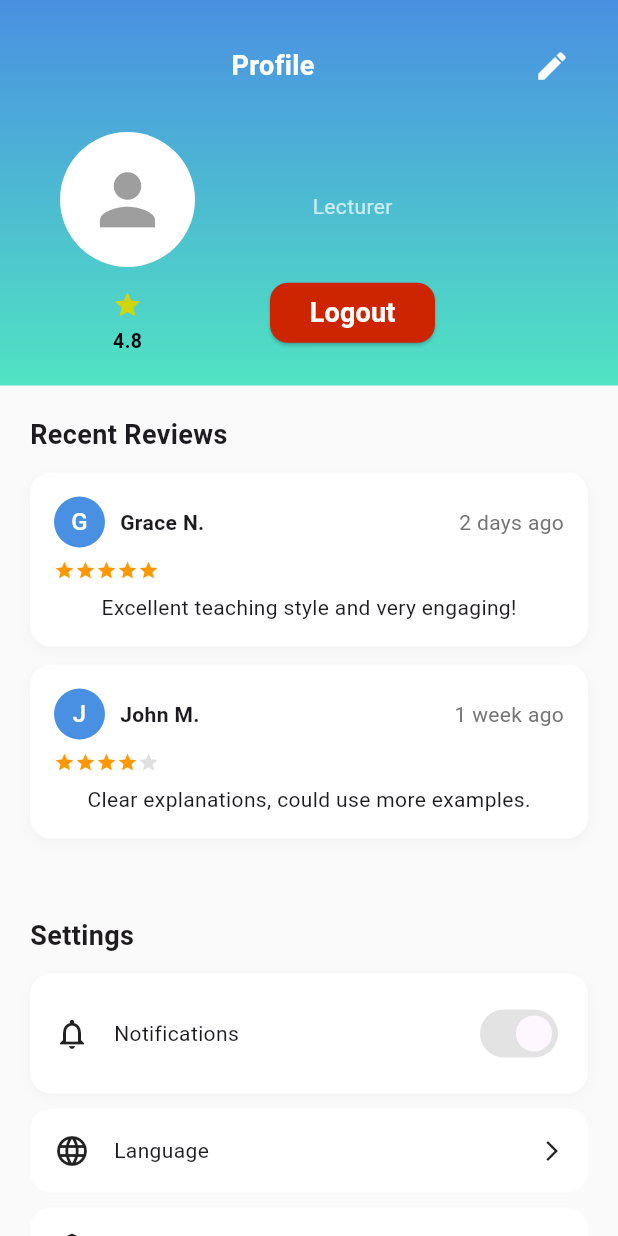
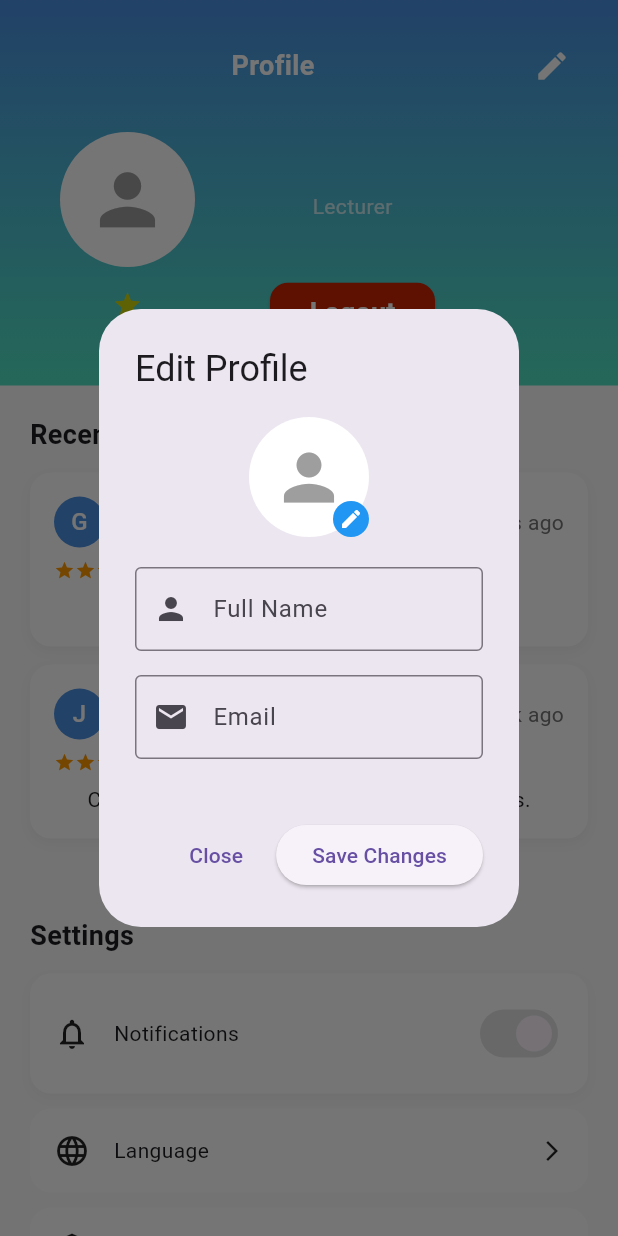
Before and after one commit to Sharif2138/ClassBizz-app, a Flutter app: the LecturerProfileScreen screen opened directly, after a tap on the "edit" icon, on a phone screen of 412 x 824 dp. Run offline on Flutter 3.47's test engine with Material 3 defaults, Android fonts, the phone set to English and light mode, and no system bars; our stand-ins replace cloud_firestore, firebase_auth, firebase_core; accounts and stored records are empty; network calls fail.

Commit message:
lecturere dashboard is fully functional and Edit profile is up and running

```diff
--- a/lib/main.dart
+++ b/lib/main.dart
@@ -52,7 +52,7 @@ class ClassBizzApp extends StatelessWidget {
         '/lecturer/dashboard': (context) => const LecturerDashboardScreen(),
         '/login': (context) => const LoginScreen(),
         '/signup': (context) => const SignUpScreen(),
-        '/email-verification': (context) => const EmailVerificationScreen(),
+        '/email-verification': (context) => EmailVerificationScreen(),
         '/shared/leaderboard': (context) => const LeaderboardScreen(),
 
       },
@@ -75,7 +75,7 @@ class AuthWrapper extends StatelessWidget {
       return const WelcomeScreen();
     } else {
       if (!auth.user!.emailVerified) {
-        return const EmailVerificationScreen();
+        return EmailVerificationScreen();
       } else {
         return FutureBuilder<DocumentSnapshot>(
           future: FirebaseFirestore.instance
--- a/lib/screens/lecturer/lecturer_profile_screen.dart
+++ b/lib/screens/lecturer/lecturer_profile_screen.dart
@@ -4,6 +4,7 @@ import 'package:provider/provider.dart';
 
 class LecturerProfileScreen extends StatelessWidget {
   const LecturerProfileScreen({super.key});
+
 
   @override
   Widget build(BuildContext context) {
@@ -42,7 +43,7 @@ class LecturerProfileScreen extends StatelessWidget {
                         ),
                         const Spacer(),
                         IconButton(
-                          onPressed: () {},
+                          onPressed: () => _editProfile(context, user),
                           icon: const Icon(Icons.edit, color: Colors.white),
                         ),
                       ],
@@ -104,18 +105,16 @@ class LecturerProfileScreen extends StatelessWidget {
                       width: 110,
                       height: 40,
                       child: ElevatedButton(
-                        onPressed: () {
-                          final AuthProvider auth = context
-                              .read<AuthProvider>();
-                          auth.signOut();
+                        onPressed: () => _showLogoutDialog(context),
+                          style: ElevatedButton.styleFrom(
+                            backgroundColor: const Color.fromARGB(255, 205, 36, 2
+                          ),
 
-                        },
-                        style: ElevatedButton.styleFrom(
-                          backgroundColor: const Color.fromARGB(255, 205, 36, 2),
                           shape: RoundedRectangleBorder(
                             borderRadius: BorderRadius.circular(12),
                       ),
                   ),
+
                         child: const Text(
                           'Logout',
                           style: TextStyle(
@@ -355,4 +354,141 @@ class LecturerProfileScreen extends StatelessWidget {
       ),
     );
   }
+void _showLogoutDialog(BuildContext context) {
+    showDialog(
+      context: context,
+      builder: (BuildContext context) {
+        return AlertDialog(
+          title: const Text("Logout Confirmation"),
+          content: const Text("Are you sure you want to logout?"),
+          actions: [
+            TextButton(
+              onPressed: () {
+                Navigator.of(context).pop(); // Close dialog
+              },
+              child: const Text("Cancel"),
+            ),
+            TextButton(
+              onPressed: () async {
+                Navigator.of(context).pop(); // Close dialog
+                final auth = context.read<AuthProvider>();
+                await auth.signOut();
+
+                  Navigator.of(context).pushNamedAndRemoveUntil(
+                    '/',
+                    (route) => false
+                  );
+              },
+              child: const Text(
+                "Logout",
+                style: TextStyle(color: Colors.red),
+              ),
+            ),
+          ],
+        );
+      },
+    );
   }
+
+  // Edit profile functionality
+  void _editProfile(BuildContext context, user) {
+    final TextEditingController nameController =
+      TextEditingController(text: user?.displayName ?? '');
+    final TextEditingController emailController =
+      TextEditingController(text: user?.email ?? '');
+
+    showDialog(
+      context: context,
+      builder: (BuildContext context) {
+        return AlertDialog(
+          title: const Text("Edit Profile"),
+          content: SingleChildScrollView(
+            child: Column(
+              mainAxisSize: MainAxisSize.min,
+              children: [
+                GestureDetector(
+                  onTap: () {
+                    // Add profile picture change logic here
+                  },
+                  child: Stack(
+                    children: [
+                      const CircleAvatar(
+                        radius: 40,
+                        backgroundColor: Colors.white,
+                        child: Icon(Icons.person, size: 50, color: Colors.grey),
+                      ),
+                      Positioned(
+                        bottom: 0,
+                        right: 0,
+                        child: Container(
+                          padding: const EdgeInsets.all(4),
+                          decoration: const BoxDecoration(
+                            color: Colors.blue,
+                            shape: BoxShape.circle
+                          ),
+                          child: const Icon(Icons.edit, size: 16, color: Colors.white),
+                        ),
+                      )
+                    ],
+                  ),
+                ),
+                const SizedBox(height: 20),
+                TextFormField(
+                  controller: nameController,
+                  decoration: const InputDecoration(
+                    labelText: 'Full Name',
+                    prefixIcon: Icon(Icons.person),
+                    border: OutlineInputBorder(),
+                  ),
+                ),
+                const SizedBox(height: 16),
+                TextFormField(
+                  controller: emailController,
+                  decoration: const InputDecoration(
+                    labelText: 'Email',
+                    prefixIcon: Icon(Icons.email),
+                    border: OutlineInputBorder(),
+                  ),
+                  keyboardType: TextInputType.emailAddress,
+                ),
+                const SizedBox(height: 16),
+              ],
+            ),
+          ),
+          actions: [
+            TextButton(
+              onPressed: () {
+                Navigator.of(context).pop();
+              },
+              child: const Text("Close"),
+            ),
+            ElevatedButton(
+              onPressed: () {
+                _saveProfileChanges(
+                  context,
+                  nameController.text,
+                  emailController.text,
+                );
+              },
+              child: const Text("Save Changes"),
+            ),
+          ],
+        );
+      },
+    );
+  }
+
+  void _saveProfileChanges(
+    BuildContext context,
+    String newName,
+    String newEmail,
+  ) {
+    ScaffoldMessenger.of(context).showSnackBar(
+      const SnackBar(
+        content: Text('Profile updated successfully!'),
+        backgroundColor: Colors.green,
+      ),
+    );
+    Navigator.of(context).pop();
+  }
+}
```
Also changed, not shown: lib/providers/auth_provider.dart (+20 -1 lines). Lines whose indentation alone changed are shown as unchanged.
